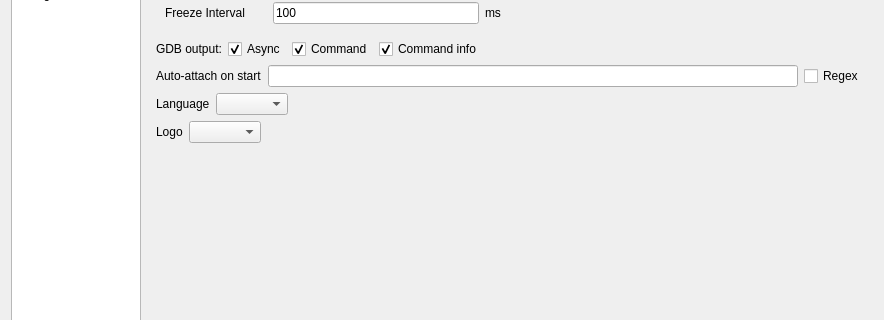
Old version of the form GUI/SettingsDialog.ui in the repository korcankaraokcu/PINCE; both pictures show x 0 to 884 and y 81 to 401 of the 884 by 633 pixel window.
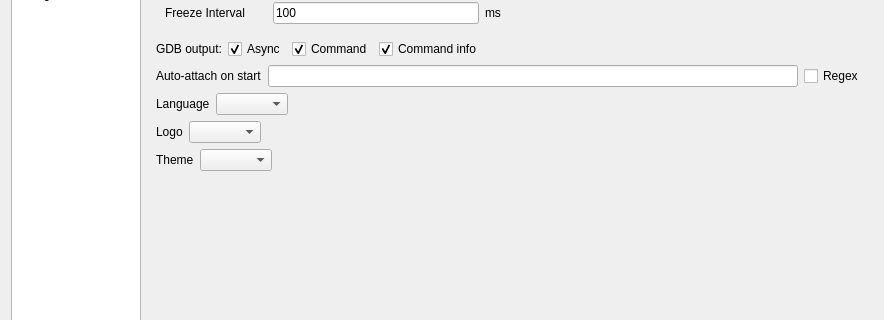
New version of the form.

Commit message:
Add theme option (#230)
* Add theme option

* Add system default theme option and failsafe

* Match update 5c5ea5d

* Refactor themes

* Refactor themes with suggested changes

---------

Diff of the .ui file:
```diff
--- a/GUI/SettingsDialog.ui
+++ b/GUI/SettingsDialog.ui
@@ -338,6 +338,33 @@
                </item>
               </layout>
              </item>
+             <item>
+              <layout class="QHBoxLayout" name="horizontalLayout_17">
+               <item>
+                <widget class="QLabel" name="label_14">
+                 <property name="text">
+                  <string>Theme</string>
+                 </property>
+                </widget>
+               </item>
+               <item>
+                <widget class="QComboBox" name="comboBox_Theme"/>
+               </item>
+               <item>
+                <spacer name="horizontalSpacer_11">
+                 <property name="orientation">
+                  <enum>Qt::Horizontal</enum>
+                 </property>
+                 <property name="sizeHint" stdset="0">
+                  <size>
+                   <width>40</width>
+                   <height>20</height>
+                  </size>
+                 </property>
+                </spacer>
+               </item>
+              </layout>
+             </item>
              <item>
               <spacer name="verticalSpacer_2">
                <property name="orientation">
```
The commit also changes 3 other files.
